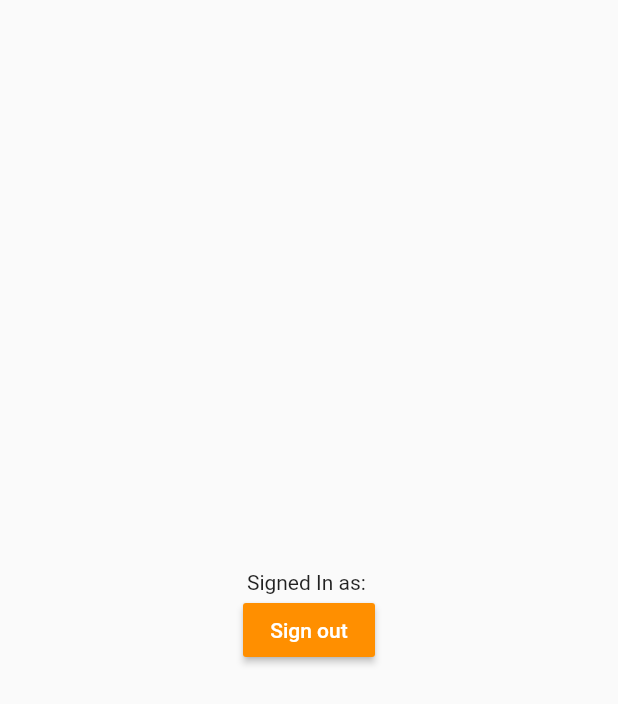
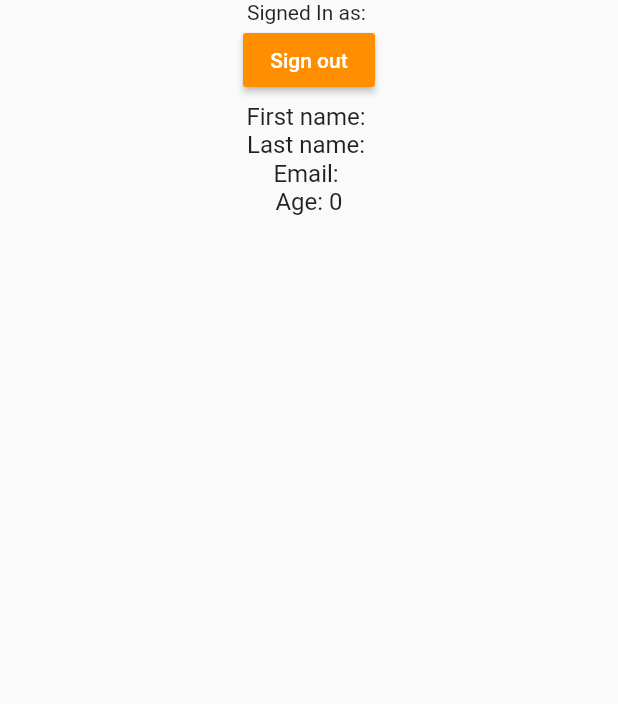
Before and after one commit to bralash/flutter_firebase_auth, a Flutter app: the screen it shows once a user with an empty profile is signed in, on a phone screen of 412 x 824 dp. Shown: the top 704 px of the screen. Run offline on Flutter 3.47's test engine with Material 2 defaults, Android fonts, the phone set to English and light mode, and no system bars; our stand-ins replace cloud_firestore, firebase_auth, firebase_core, google_fonts; accounts and stored records are empty.

Commit message:
Created the read functionality for users collection

```diff
--- a/lib/pages/home_page.dart
+++ b/lib/pages/home_page.dart
@@ -1,7 +1,9 @@
 // ignore_for_file: prefer_const_constructors, prefer_const_literals_to_create_immutables, prefer_interpolation_to_compose_strings
 
+import 'package:cloud_firestore/cloud_firestore.dart';
 import 'package:firebase_auth/firebase_auth.dart';
 import 'package:flutter/material.dart';
+import 'package:loginui/read_data/get_user_name.dart';
 
 class HomePage extends StatefulWidget {
   const HomePage({Key? key}) : super(key: key);
@@ -12,6 +14,18 @@ class HomePage extends StatefulWidget {
 
 class _HomePageState extends State<HomePage> {
   final user = FirebaseAuth.instance.currentUser!;
+
+  User? currentUser = FirebaseAuth.instance.currentUser;
+
+  List<String> docIds = [];
+  Future getDocId() async {
+    await FirebaseFirestore.instance.collection('users').where('email', isEqualTo: currentUser?.email).get().then(
+          (snapshot) => snapshot.docs.forEach((document) {
+            print(document.reference);
+            docIds.add(document.reference.id);
+          }),
+        );
+  }
 
   @override
   Widget build(BuildContext context) {
@@ -33,6 +47,20 @@ class _HomePageState extends State<HomePage> {
                 ),
               ),
             ),
+            Expanded(
+                child: FutureBuilder(
+              future: getDocId(),
+              builder: ((context, snapshot) {
+                return ListView.builder(
+                  itemCount: docIds.length,
+                  itemBuilder: (context, index) {
+                    return ListTile(
+                      title: GetUserName(documentId: docIds[index],)
+                    );
+                  },
+                );
+              }),
+            )),
           ],
         ),
       ),
--- /dev/null
+++ b/lib/read_data/get_user_name.dart
@@ -0,0 +1,34 @@
+// ignore_for_file: prefer_const_constructors
+
+import 'package:cloud_firestore/cloud_firestore.dart';
+import 'package:flutter/material.dart';
+import 'package:flutter/src/foundation/key.dart';
+import 'package:flutter/src/widgets/framework.dart';
+
+class GetUserName extends StatelessWidget {
+  final String documentId;
+  const GetUserName({Key? key, required this.documentId}) : super(key: key);
+
+  @override
+  Widget build(BuildContext context) {
+    CollectionReference user = FirebaseFirestore.instance.collection('users');
+
+    return FutureBuilder<DocumentSnapshot>(
+        future: user.doc(documentId).get(),
+        builder: (context, snapshot) {
+          if (snapshot.connectionState == ConnectionState.done) {
+            Map<String, dynamic> data =
+                snapshot.data!.data() as Map<String, dynamic>;
+            return Column(
+              children: [
+                Text('First name: ${data['firstName']}'),
+                Text('Last name: ${data['lastName']}'),
+                Text('Email: ${data['email']}'),
+                Text('Age: ${data['age']}'),
+              ],
+            );
+          }
+          return Text('Loading...');
+        });
+  }
+}
```
